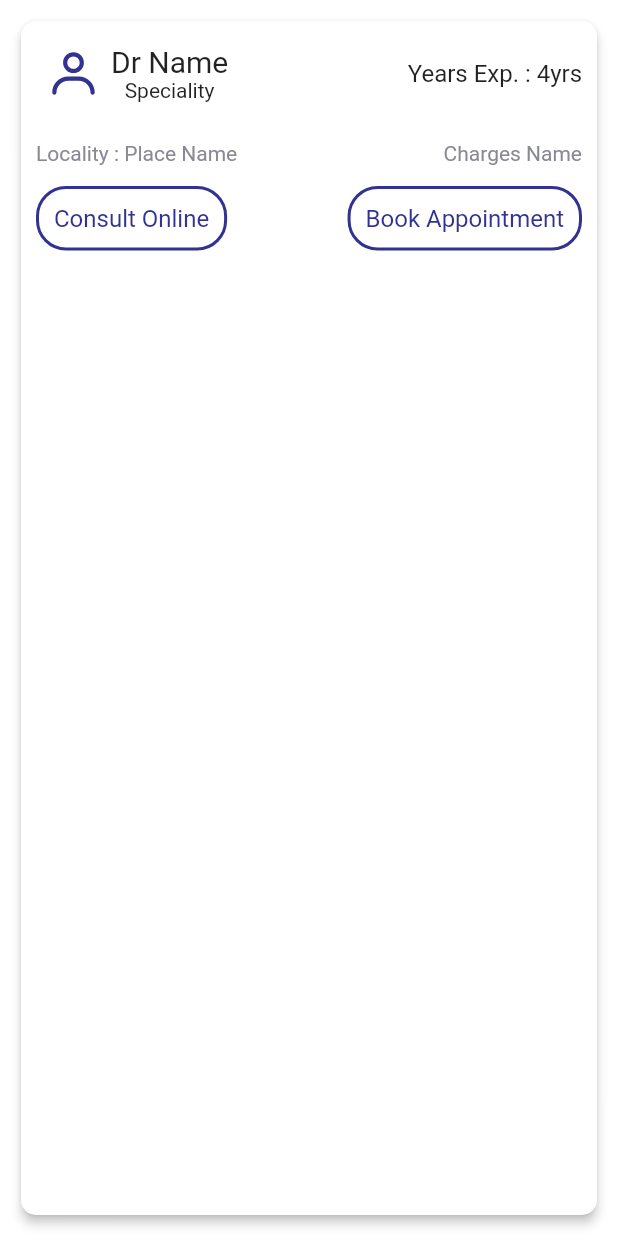
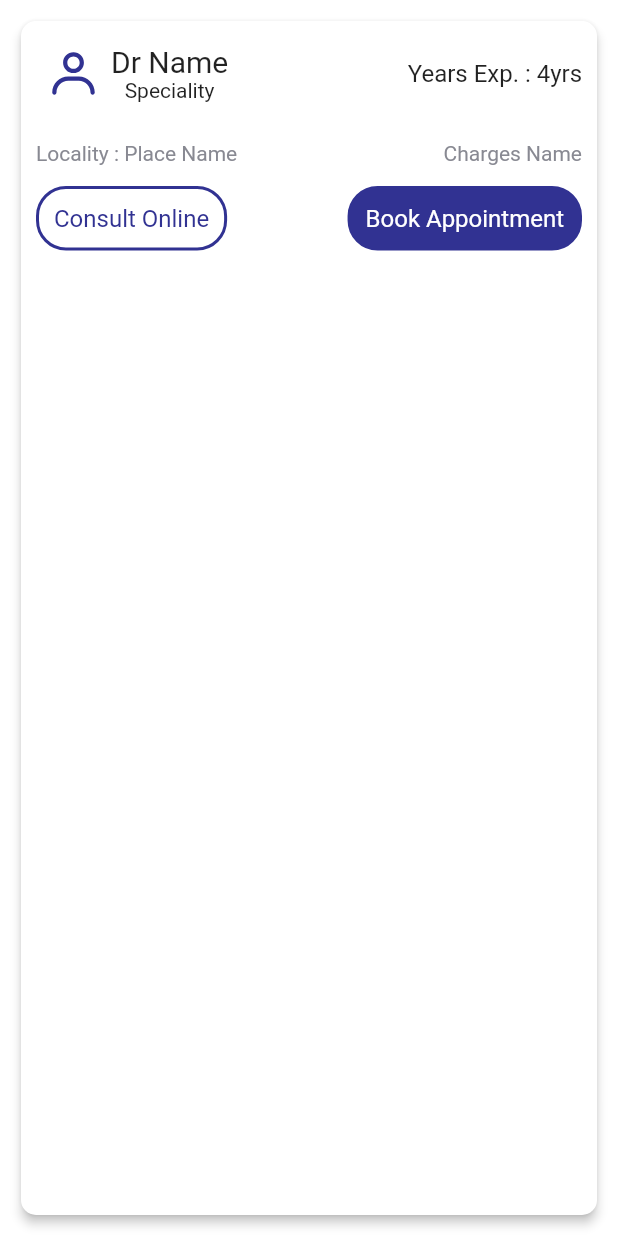
Before and after one commit to GauravPandey123/CityClinicUser, a Flutter app: the screen it shows after launch, on a phone screen of 412 x 824 dp. Run offline on Flutter 3.47's test engine with Material 2 defaults, Android fonts, the phone set to English and light mode, and no system bars; our stand-ins replace flutter_svg.

Commit message:
boxed rouned shape done

```diff
--- a/lib/widget/findandbook_item.dart
+++ b/lib/widget/findandbook_item.dart
@@ -106,11 +106,12 @@ class _FindandBookState extends State<FindandBookItem> {
                               border:
                                   Border.all(width: 2, color: blueTextColor),
                               borderRadius:
-                                  BorderRadius.all(Radius.circular(20))),
+                                  BorderRadius.all(Radius.circular(20)),color: blueTextColor ), // make rounded corner of border),
+
                           child: Text(
                             "Book Appointment",
                             style:
-                                TextStyle(fontSize: 16.0, color: blueTextColor),
+                                TextStyle(fontSize: 16.0, color: Colors.white),
                           ),
                         )
                       ],
```
